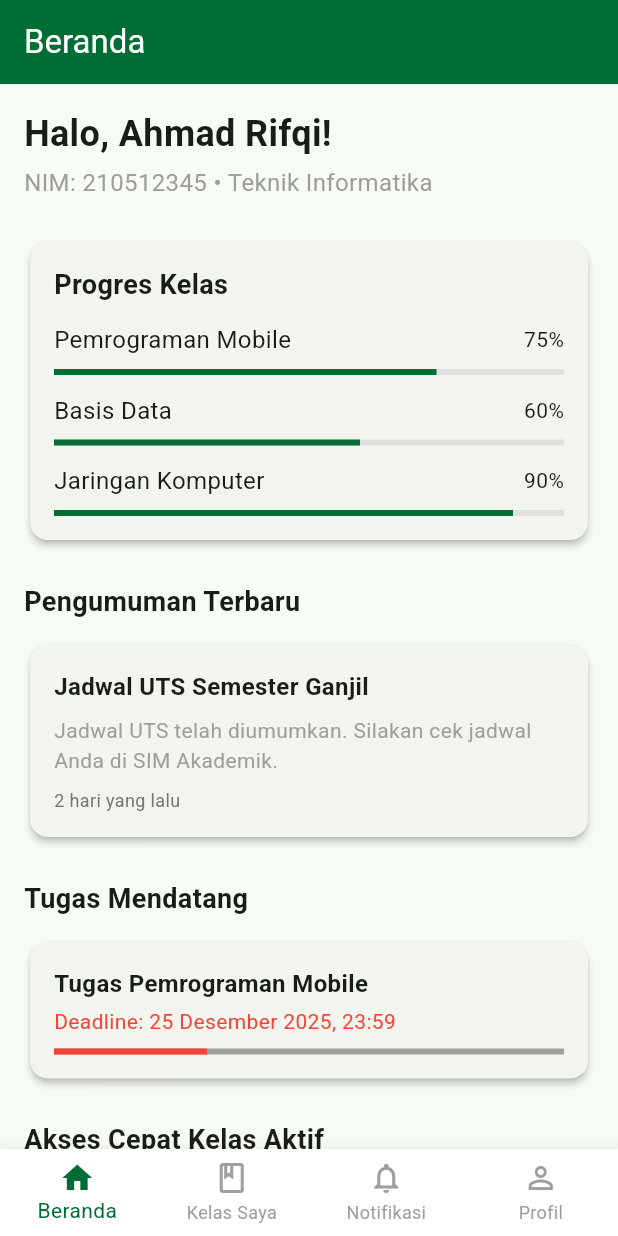
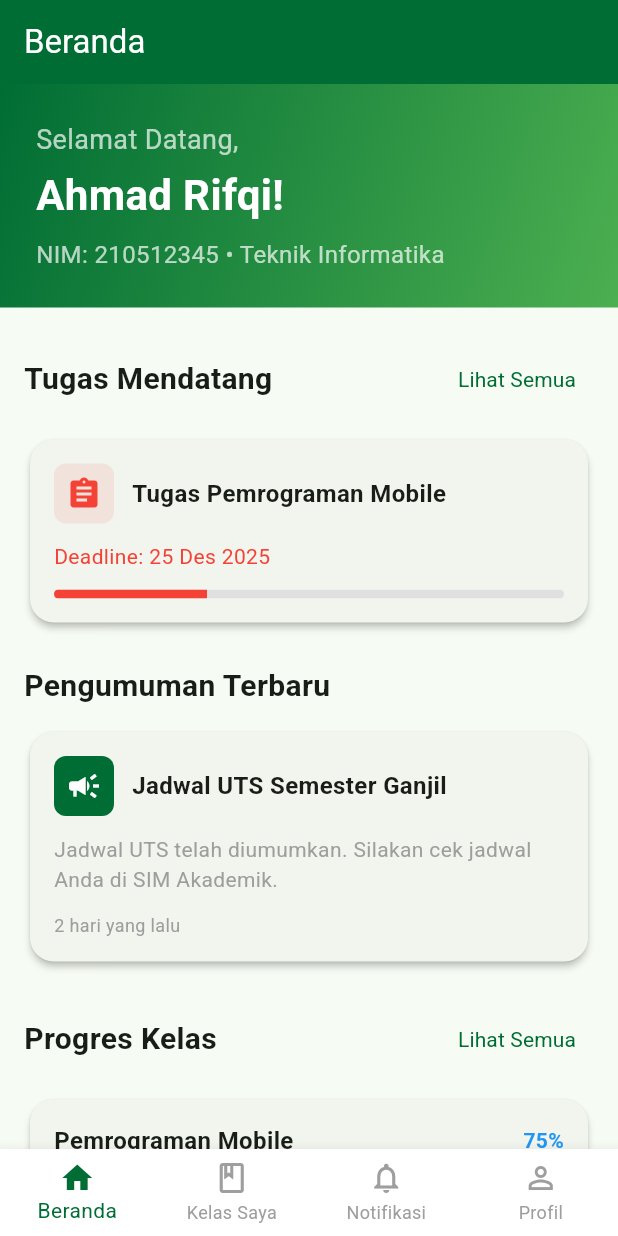
Before and after one commit to rinimaulia09/apk_uimlms, a Flutter app: the screen it shows after launch, on a phone screen of 412 x 824 dp. Run offline on Flutter 3.47's test engine with Material 3 defaults, Android fonts, the phone set to English and light mode, and no system bars.

Commit message:
Memperbaiki desain tampilan halaman beranda

```diff
--- a/lib/screens/course_detail_screen.dart
+++ b/lib/screens/course_detail_screen.dart
@@ -228,7 +228,7 @@ class CourseDetailScreen extends StatelessWidget {
         leading: Container(
           padding: const EdgeInsets.all(8),
           decoration: BoxDecoration(
-            color: color.withOpacity(0.1),
+            color: color.withValues(alpha: 0.1),
             borderRadius: BorderRadius.circular(4),
           ),
           child: Icon(icon, color: color),
--- a/lib/screens/home_screen.dart
+++ b/lib/screens/home_screen.dart
@@ -10,92 +10,44 @@ class HomeScreen extends StatelessWidget {
         title: const Text('Beranda'),
         backgroundColor: const Color(0xFF006D34), // UIM Green
         foregroundColor: Colors.white,
+        elevation: 0,
       ),
       body: SingleChildScrollView(
-        child: Padding(
-          padding: const EdgeInsets.all(16.0),
         child: Column(
           crossAxisAlignment: CrossAxisAlignment.start,
           children: [
-              // Personal greeting
-              const Text(
-                'Halo, Ahmad Rifqi!',
-                style: TextStyle(fontSize: 24, fontWeight: FontWeight.bold),
+            // Header with gradient background
+            Container(
+              width: double.infinity,
+              decoration: const BoxDecoration(
+                gradient: LinearGradient(
+                  colors: [Color(0xFF006D34), Color(0xFF4CAF50)],
+                  begin: Alignment.topLeft,
+                  end: Alignment.bottomRight,
                 ),
-              const SizedBox(height: 4),
-
-              // User info
-              const Text(
-                'NIM: 210512345 • Teknik Informatika',
-                style: TextStyle(fontSize: 16, color: Colors.grey),
-              ),
-              const SizedBox(height: 24),
-
-              // Progress summary card
-              Card(
-                elevation: 2,
-                shape: RoundedRectangleBorder(
-                  borderRadius: BorderRadius.circular(12),
               ),
               child: Padding(
-                  padding: const EdgeInsets.all(16.0),
+                padding: const EdgeInsets.all(24.0),
                 child: Column(
                   crossAxisAlignment: CrossAxisAlignment.start,
                   children: [
                     const Text(
-                        'Progres Kelas',
+                      'Selamat Datang,',
+                      style: TextStyle(fontSize: 18, color: Colors.white70),
+                    ),
+                    const SizedBox(height: 4),
+                    const Text(
+                      'Ahmad Rifqi!',
                       style: TextStyle(
-                          fontSize: 18,
+                        fontSize: 28,
                         fontWeight: FontWeight.bold,
-                        ),
-                      ),
-                      const SizedBox(height: 12),
-
-                      // Course progress items
-                      _buildProgressItem('Pemrograman Mobile', 75),
-                      const SizedBox(height: 12),
-                      _buildProgressItem('Basis Data', 60),
-                      const SizedBox(height: 12),
-                      _buildProgressItem('Jaringan Komputer', 90),
-                    ],
-                  ),
-                ),
-              ),
-              const SizedBox(height: 24),
-
-              // Announcements section
-              const Text(
-                'Pengumuman Terbaru',
-                style: TextStyle(fontSize: 18, fontWeight: FontWeight.bold),
-              ),
-              const SizedBox(height: 12),
-
-              Card(
-                elevation: 2,
-                shape: RoundedRectangleBorder(
-                  borderRadius: BorderRadius.circular(12),
-                ),
-                child: Padding(
-                  padding: const EdgeInsets.all(16.0),
-                  child: Column(
-                    crossAxisAlignment: CrossAxisAlignment.start,
-                    children: [
-                      const Text(
-                        'Jadwal UTS Semester Ganjil',
-                        style: TextStyle(
-                          fontSize: 16,
-                          fontWeight: FontWeight.bold,
+                        color: Colors.white,
                       ),
                     ),
                     const SizedBox(height: 8),
                     const Text(
-                        'Jadwal UTS telah diumumkan. Silakan cek jadwal Anda di SIM Akademik.',
-                        style: TextStyle(fontSize: 14, color: Colors.grey),
-                      ),
-                      const SizedBox(height: 8),
-                      Text(
-                        '2 hari yang lalu',
-                        style: TextStyle(fontSize: 12, color: Colors.grey[600]),
+                      'NIM: 210512345 • Teknik Informatika',
+                      style: TextStyle(fontSize: 16, color: Colors.white70),
                     ),
                   ],
                 ),
@@ -103,73 +55,158 @@ class HomeScreen extends StatelessWidget {
             ),
             const SizedBox(height: 24),
 
-              // Upcoming assignments
+            // Upcoming assignments section
+            Padding(
+              padding: const EdgeInsets.symmetric(horizontal: 16.0),
+              child: Column(
+                crossAxisAlignment: CrossAxisAlignment.start,
+                children: [
+                  Row(
+                    mainAxisAlignment: MainAxisAlignment.spaceBetween,
+                    children: [
                       const Text(
                         'Tugas Mendatang',
-                style: TextStyle(fontSize: 18, fontWeight: FontWeight.bold),
+                        style: TextStyle(
+                          fontSize: 20,
+                          fontWeight: FontWeight.bold,
+                        ),
+                      ),
+                      TextButton(
+                        onPressed: () {
+                          // Navigate to assignments
+                        },
+                        child: const Text(
+                          'Lihat Semua',
+                          style: TextStyle(
+                            color: Color(0xFF006D34),
+                            fontWeight: FontWeight.w500,
+                          ),
+                        ),
+                      ),
+                    ],
                   ),
                   const SizedBox(height: 12),
 
-              Card(
-                elevation: 2,
-                shape: RoundedRectangleBorder(
-                  borderRadius: BorderRadius.circular(12),
+                  _buildAssignmentCard(
+                    'Tugas Pemrograman Mobile',
+                    'Deadline: 25 Des 2025',
+                    30,
+                    Colors.red,
                   ),
-                child: Padding(
-                  padding: const EdgeInsets.all(16.0),
+                ],
+              ),
+            ),
+            const SizedBox(height: 24),
+
+            // Announcements section
+            Padding(
+              padding: const EdgeInsets.symmetric(horizontal: 16.0),
               child: Column(
                 crossAxisAlignment: CrossAxisAlignment.start,
                 children: [
                   const Text(
-                        'Tugas Pemrograman Mobile',
-                        style: TextStyle(
-                          fontSize: 16,
-                          fontWeight: FontWeight.bold,
+                    'Pengumuman Terbaru',
+                    style: TextStyle(fontSize: 20, fontWeight: FontWeight.bold),
                   ),
-                      ),
-                      const SizedBox(height: 4),
-                      const Text(
-                        'Deadline: 25 Desember 2025, 23:59',
-                        style: TextStyle(fontSize: 14, color: Colors.red),
-                      ),
-                      const SizedBox(height: 8),
-                      const LinearProgressIndicator(
-                        value: 0.3,
-                        backgroundColor: Colors.grey,
-                        valueColor: AlwaysStoppedAnimation<Color>(Colors.red),
+                  const SizedBox(height: 12),
+
+                  _buildAnnouncementCard(
+                    'Jadwal UTS Semester Ganjil',
+                    'Jadwal UTS telah diumumkan. Silakan cek jadwal Anda di SIM Akademik.',
+                    '2 hari yang lalu',
                   ),
                 ],
               ),
             ),
-              ),
             const SizedBox(height: 24),
 
-              // Quick access to classes
+            // Progress summary section with improved design
+            Padding(
+              padding: const EdgeInsets.symmetric(horizontal: 16.0),
+              child: Column(
+                crossAxisAlignment: CrossAxisAlignment.start,
+                children: [
+                  Row(
+                    mainAxisAlignment: MainAxisAlignment.spaceBetween,
+                    children: [
                       const Text(
-                'Akses Cepat Kelas Aktif',
-                style: TextStyle(fontSize: 18, fontWeight: FontWeight.bold),
+                        'Progres Kelas',
+                        style: TextStyle(
+                          fontSize: 20,
+                          fontWeight: FontWeight.bold,
+                        ),
+                      ),
+                      TextButton(
+                        onPressed: () {
+                          // Navigate to classes
+                        },
+                        child: const Text(
+                          'Lihat Semua',
+                          style: TextStyle(
+                            color: Color(0xFF006D34),
+                            fontWeight: FontWeight.w500,
+                          ),
+                        ),
+                      ),
+                    ],
                   ),
                   const SizedBox(height: 12),
 
-              Row(
-                children: [
-                  _buildClassCard('Pemrograman\nMobile', Colors.blue),
-                  const SizedBox(width: 12),
-                  _buildClassCard('Basis Data', Colors.green),
-                  const SizedBox(width: 12),
-                  _buildClassCard('Jaringan\nKomputer', Colors.orange),
+                  // Improved course progress cards
+                  _buildProgressCard('Pemrograman Mobile', 75, Colors.blue),
+                  const SizedBox(height: 12),
+                  _buildProgressCard('Basis Data', 60, Colors.green),
+                  const SizedBox(height: 12),
+                  _buildProgressCard('Jaringan Komputer', 90, Colors.orange),
                 ],
               ),
+            ),
+            const SizedBox(height: 24),
           ],
-          ),
         ),
       ),
     );
   }
 
-  // Helper widget for progress items
-  Widget _buildProgressItem(String courseName, int progress) {
-    return Column(
+  // Stat card widget
+  // Widget _buildStatCard(String title, String value, IconData icon) {
+  //   return Expanded(
+  //     child: Card(
+  //       color: Colors.white.withValues(alpha: 0.2),
+  //       shape: RoundedRectangleBorder(borderRadius: BorderRadius.circular(12)),
+  //       child: Padding(
+  //         padding: const EdgeInsets.all(12.0),
+  //         child: Column(
+  //           children: [
+  //             Icon(icon, color: Colors.white),
+  //             const SizedBox(height: 8),
+  //             Text(
+  //               value,
+  //               style: const TextStyle(
+  //                 fontSize: 20,
+  //                 fontWeight: FontWeight.bold,
+  //                 color: Colors.white,
+  //               ),
+  //             ),
+  //             Text(
+  //               title,
+  //               style: const TextStyle(fontSize: 12, color: Colors.white70),
+  //             ),
+  //           ],
+  //         ),
+  //       ),
+  //     ),
+  //   );
+  // }
+
+  // Progress card widget
+  Widget _buildProgressCard(String courseName, int progress, Color color) {
+    return Card(
+      elevation: 2,
+      shape: RoundedRectangleBorder(borderRadius: BorderRadius.circular(16)),
+      child: Padding(
+        padding: const EdgeInsets.all(16.0),
+        child: Column(
           crossAxisAlignment: CrossAxisAlignment.start,
           children: [
             Row(
@@ -177,48 +214,142 @@ class HomeScreen extends StatelessWidget {
               children: [
                 Text(
                   courseName,
-              style: const TextStyle(fontSize: 16, fontWeight: FontWeight.w500),
+                  style: const TextStyle(
+                    fontSize: 16,
+                    fontWeight: FontWeight.w600,
+                  ),
                 ),
                 Text(
                   '$progress%',
-              style: const TextStyle(fontSize: 14, fontWeight: FontWeight.w500),
+                  style: TextStyle(
+                    fontSize: 14,
+                    fontWeight: FontWeight.bold,
+                    color: color,
+                  ),
                 ),
               ],
             ),
-        const SizedBox(height: 8),
-        LinearProgressIndicator(
+            const SizedBox(height: 12),
+            ClipRRect(
+              borderRadius: BorderRadius.circular(10),
+              child: LinearProgressIndicator(
                 value: progress / 100,
                 backgroundColor: Colors.grey[300],
-          valueColor: const AlwaysStoppedAnimation<Color>(
-            Color(0xFF006D34),
-          ), // UIM Green
+                valueColor: AlwaysStoppedAnimation<Color>(color),
+                minHeight: 8,
+              ),
             ),
           ],
+        ),
+      ),
     );
   }
 
-  // Helper widget for class cards
-  Widget _buildClassCard(String className, Color color) {
-    return Expanded(
-      child: Card(
-        color: color.withOpacity(0.1),
-        shape: RoundedRectangleBorder(
-          borderRadius: BorderRadius.circular(12),
-          side: BorderSide(color: color, width: 1),
+  // Assignment card widget
+  Widget _buildAssignmentCard(
+    String title,
+    String deadline,
+    int progress,
+    Color color,
+  ) {
+    return Card(
+      elevation: 2,
+      shape: RoundedRectangleBorder(borderRadius: BorderRadius.circular(16)),
+      child: Padding(
+        padding: const EdgeInsets.all(16.0),
+        child: Column(
+          crossAxisAlignment: CrossAxisAlignment.start,
+          children: [
+            Row(
+              children: [
+                Container(
+                  padding: const EdgeInsets.all(8),
+                  decoration: BoxDecoration(
+                    color: color.withValues(alpha: 0.1),
+                    borderRadius: BorderRadius.circular(8),
                   ),
-        child: Padding(
-          padding: const EdgeInsets.all(12.0),
-          child: Center(
+                  child: Icon(Icons.assignment, color: color),
+                ),
+                const SizedBox(width: 12),
+                Expanded(
                   child: Text(
-              className,
-              textAlign: TextAlign.center,
-              style: TextStyle(
-                fontSize: 14,
-                fontWeight: FontWeight.w500,
-                color: color,
+                    title,
+                    style: const TextStyle(
+                      fontSize: 16,
+                      fontWeight: FontWeight.w600,
                     ),
                   ),
                 ),
+              ],
+            ),
+            const SizedBox(height: 12),
+            Text(
+              deadline,
+              style: TextStyle(
+                fontSize: 14,
+                color: color,
+                fontWeight: FontWeight.w500,
+              ),
+            ),
+            const SizedBox(height: 12),
+            ClipRRect(
+              borderRadius: BorderRadius.circular(10),
+              child: LinearProgressIndicator(
+                value: progress / 100,
+                backgroundColor: Colors.grey[300],
+                valueColor: AlwaysStoppedAnimation<Color>(color),
+                minHeight: 6,
+              ),
+            ),
+          ],
+        ),
+      ),
+    );
+  }
+
+  // Announcement card widget
+  Widget _buildAnnouncementCard(String title, String content, String time) {
+    return Card(
+      elevation: 2,
+      shape: RoundedRectangleBorder(borderRadius: BorderRadius.circular(16)),
+      child: Padding(
+        padding: const EdgeInsets.all(16.0),
+        child: Column(
+          crossAxisAlignment: CrossAxisAlignment.start,
+          children: [
+            Row(
+              children: [
+                Container(
+                  padding: const EdgeInsets.all(8),
+                  decoration: const BoxDecoration(
+                    color: Color(0xFF006D34),
+                    borderRadius: BorderRadius.all(Radius.circular(8)),
+                  ),
+                  child: const Icon(Icons.campaign, color: Colors.white),
+                ),
+                const SizedBox(width: 12),
+                Expanded(
+                  child: Text(
+                    title,
+                    style: const TextStyle(
+                      fontSize: 16,
+                      fontWeight: FontWeight.w600,
+                    ),
+                  ),
+                ),
+              ],
+            ),
+            const SizedBox(height: 12),
+            Text(
+              content,
+              style: const TextStyle(fontSize: 14, color: Colors.grey),
+            ),
+            const SizedBox(height: 12),
+            Text(
+              time,
+              style: const TextStyle(fontSize: 12, color: Colors.grey),
+            ),
+          ],
         ),
       ),
     );
--- a/lib/screens/notifications_screen.dart
+++ b/lib/screens/notifications_screen.dart
@@ -98,7 +98,7 @@ class NotificationsScreen extends StatelessWidget {
             Container(
               padding: const EdgeInsets.all(8),
               decoration: BoxDecoration(
-                color: iconColor.withOpacity(0.1),
+                color: iconColor.withValues(alpha: 0.1),
                 borderRadius: BorderRadius.circular(8),
               ),
               child: Icon(icon, color: iconColor, size: 24),
```
Lines whose indentation alone changed are shown as unchanged.
